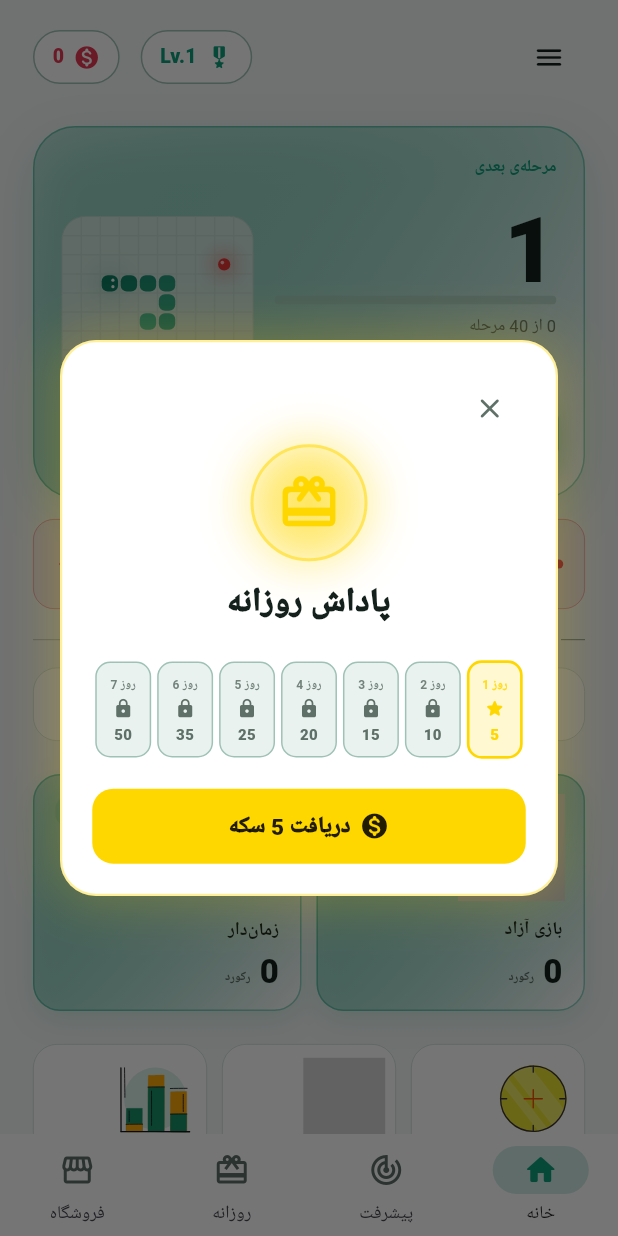
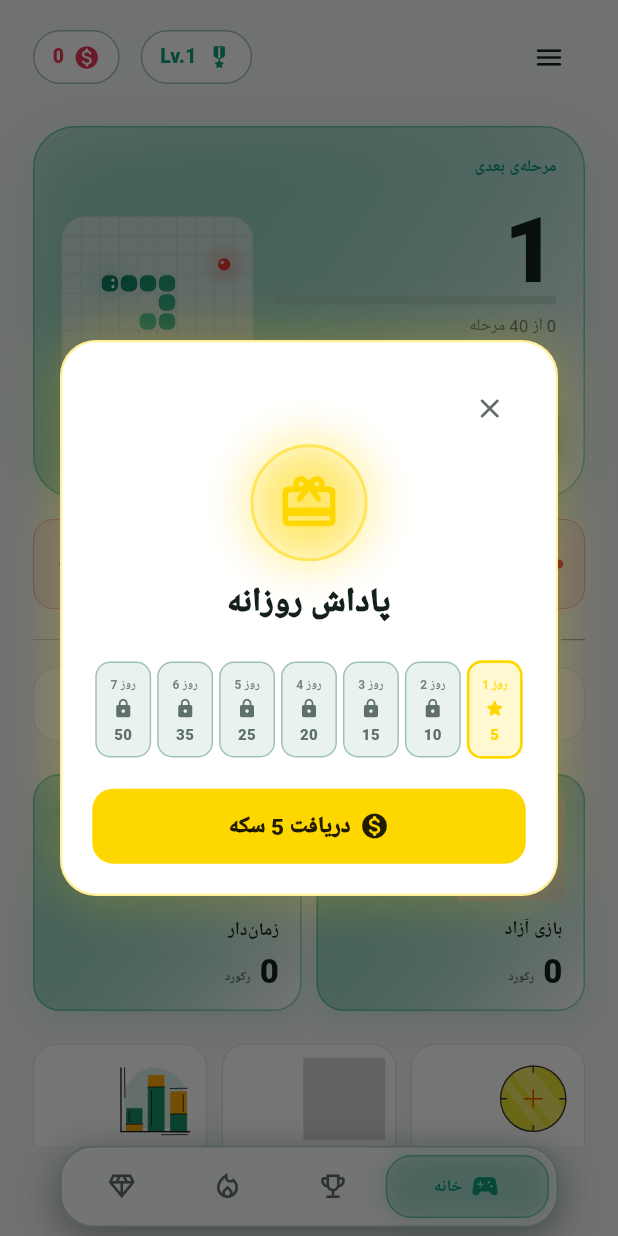
Before and after one commit to Mohamad811381/marpech, a Flutter app: the screen it shows after launch, on a phone screen of 412 x 824 dp. Run offline on Flutter 3.47's test engine with Material 3 defaults, Android fonts, the phone set to English and light mode, and no system bars; our stand-ins replace audioplayers, lottie, material_ui, package_info_plus, shared_preferences, vibration; missing offline and left inert: dart:html; accounts and stored records are empty.

Commit message:
Bug fix 110

```diff
--- a/lib/models/board_pattern.dart
+++ b/lib/models/board_pattern.dart
@@ -14,6 +14,7 @@ enum BoardPattern {
   crystal('crystal'),
   petals('petals'),
   legendPattern('legend_pattern');
+
 
   final String id;
   const BoardPattern(this.id);
--- a/lib/models/game_settings.dart
+++ b/lib/models/game_settings.dart
@@ -51,7 +51,7 @@ class GameSettings {
     this.rainbow = false,
     this.screenShake = true,
     this.wrapEffect = true,
-    this.showGhost = true,
+    this.showGhost = false,
     this.dpadSize = DPadSize.medium,
     this.controlType = ControlType.dpad, // ← پیش‌فرض
   });
--- a/lib/screens/game/game_board_view.dart
+++ b/lib/screens/game/game_board_view.dart
@@ -3,10 +3,6 @@
 part of '../game_screen.dart';
 
 extension _GameBoardView on _GameScreenState {
-
-
-
-
   Widget _header() {
     return Column(
       children: [
@@ -71,6 +67,9 @@ extension _GameBoardView on _GameScreenState {
   }
 
   Widget _board(GameSettings settings) {
+    if (!_ready) {
+      return const AspectRatio(aspectRatio: 1, child: SizedBox.shrink());
+    }
     final animations = <Listenable>[_pulse, _moveAnim];
     // _rainbow animation دیگه لازم نیست (اسکین رنگین‌کمان از _pulse استفاده می‌کنه)
     if (settings.wrapEffect) animations.add(_wrapAnim);
@@ -324,8 +323,4 @@ extension _GameBoardView on _GameScreenState {
       ),
     );
   }
-
-
-
-
 }
--- a/lib/screens/game_screen.dart
+++ b/lib/screens/game_screen.dart
@@ -147,6 +147,7 @@ class _GameScreenState extends State<GameScreen>
   bool _gameXpCommitted = false;
   bool _levelXpCommitted = false;
   bool _winInProgress = false;
+  bool _ready = false;
 
   DateTime? _slowUntil;
   int _slowRemaining = 0;
@@ -514,7 +515,8 @@ class _GameScreenState extends State<GameScreen>
     _audio.startMusic();
     _isIntroPlaying = false;
     _introAnim.reset();
-    if (!_pulse.isAnimating) _pulse.repeat(); // ← اضافه
+    if (!_pulse.isAnimating) _pulse.repeat();
+    _ready = true; // ← اضافه
     setState(() {});
 
     if (_introAnimation != IntroAnimation.none) {
--- a/lib/screens/main_shell.dart
+++ b/lib/screens/main_shell.dart
@@ -17,6 +17,7 @@ import 'tabs/home_tab.dart';
 import 'tabs/progress_tab.dart';
 import 'tabs/daily_tab.dart';
 import 'tabs/shop_tab.dart';
+import '../widgets/app_bottom_nav.dart';
 
 class MainShell extends StatefulWidget {
   const MainShell({super.key});
@@ -188,7 +189,11 @@ class _MainShellState extends State<MainShell> {
           bottom: false,
           child: _buildBody(),
         ),
-        bottomNavigationBar: _buildBottomNav(),
+        bottomNavigationBar: AppBottomNav(
+          palette: _palette,
+          currentIndex: _currentIndex,
+          onChanged: (i) => setState(() => _currentIndex = i),
+        ),
       ),
     );
   }
@@ -220,43 +225,6 @@ class _MainShellState extends State<MainShell> {
         );
     }
   }
-
-  Widget _buildBottomNav() {
-    return NavigationBar(
-      selectedIndex: _currentIndex,
-      onDestinationSelected: (i) => setState(() => _currentIndex = i),
-      backgroundColor: _palette.surface,
-      indicatorColor: _palette.accent.withOpacity(0.20),
-      surfaceTintColor: Colors.transparent,
-      labelBehavior: NavigationDestinationLabelBehavior.alwaysShow,
-      height: 68,
-      destinations: [
-        NavigationDestination(
-          icon: Icon(Icons.home_outlined, color: _palette.textMuted),
-          selectedIcon: Icon(Icons.home_rounded, color: _palette.accent),
-          label: L10n.t('nav_home'),
-        ),
-        NavigationDestination(
-          icon: Icon(Icons.track_changes_outlined, color: _palette.textMuted),
-          selectedIcon:
-              Icon(Icons.track_changes_rounded, color: _palette.accent),
-          label: L10n.t('nav_progress'),
-        ),
-        NavigationDestination(
-          icon: Icon(Icons.card_giftcard_outlined, color: _palette.textMuted),
-          selectedIcon:
-              Icon(Icons.card_giftcard_rounded, color: _palette.accent),
-          label: L10n.t('nav_daily'),
-        ),
-        NavigationDestination(
-          icon: Icon(Icons.storefront_outlined, color: _palette.textMuted),
-          selectedIcon: Icon(Icons.storefront_rounded, color: _palette.accent),
-          label: L10n.t('nav_shop'),
-        ),
-      ],
-    );
-  }
-
   // ══════════════════════════════════════════════════════════════
   // Stage 4: Level-up dialog coordinator
   // ══════════════════════════════════════════════════════════════
--- a/lib/screens/stats_screen.dart
+++ b/lib/screens/stats_screen.dart
@@ -388,7 +388,7 @@ class _StatsScreenState extends State<StatsScreen> {
           ),
           const SizedBox(height: 18),
           SizedBox(
-            height: 140,
+            height: 170,
             child: Row(
               crossAxisAlignment: CrossAxisAlignment.end,
               mainAxisAlignment: MainAxisAlignment.spaceEvenly,
--- a/lib/services/settings_service.dart
+++ b/lib/services/settings_service.dart
@@ -30,7 +30,7 @@ class SettingsService {
       rainbow: p.getBool(_kRainbow) ?? true,
       screenShake: p.getBool(_kShake) ?? true,
       wrapEffect: p.getBool(_kWrap) ?? true,
-      showGhost: p.getBool(_kGhost) ?? true,
+      showGhost: p.getBool(_kGhost) ?? false,
       dpadSize: DPadSize
           .values[(p.getInt(_kDpad) ?? 1).clamp(0, DPadSize.values.length - 1)],
       controlType: ControlType.values[(p.getInt(_kControlType) ?? 0)
--- /dev/null
+++ b/lib/widgets/app_bottom_nav.dart
@@ -0,0 +1,171 @@
+// ignore_for_file: deprecated_member_use
+
+import 'package:flutter/material.dart';
+import '../models/game_palette.dart';
+import '../services/localization_service.dart';
+
+class AppBottomNav extends StatelessWidget {
+  final GamePalette palette;
+  final int currentIndex;
+  final ValueChanged<int> onChanged;
+
+  const AppBottomNav({
+    super.key,
+    required this.palette,
+    required this.currentIndex,
+    required this.onChanged,
+  });
+
+  static const _items = [
+    (Icons.sports_esports_outlined, Icons.sports_esports_rounded, 'nav_home'),
+    (Icons.emoji_events_outlined, Icons.emoji_events_rounded, 'nav_progress'),
+    (
+      Icons.local_fire_department_outlined,
+      Icons.local_fire_department_rounded,
+      'nav_daily'
+    ),
+    (Icons.diamond_outlined, Icons.diamond_rounded, 'nav_shop'),
+  ];
+
+  @override
+  Widget build(BuildContext context) {
+    final p = palette;
+    final mq = MediaQuery.of(context);
+
+    return MediaQuery(
+      data: mq.copyWith(
+        textScaler: mq.textScaler.clamp(maxScaleFactor: 1.1),
+      ),
+      child: SafeArea(
+        top: false,
+        child: Padding(
+          padding: const EdgeInsets.fromLTRB(40, 0, 40, 6),
+          child: Container(
+            height: 54,
+            padding: const EdgeInsets.all(5),
+            decoration: BoxDecoration(
+              color: p.surface.withOpacity(0.96),
+              borderRadius: BorderRadius.circular(22),
+              border: Border.all(color: p.border.withOpacity(0.8)),
+              boxShadow: [
+                BoxShadow(
+                  color: Colors.black.withOpacity(0.35),
+                  blurRadius: 24,
+                  offset: const Offset(0, 8),
+                ),
+                BoxShadow(
+                  color: p.accent.withOpacity(0.08),
+                  blurRadius: 20,
+                ),
+              ],
+            ),
+            child: LayoutBuilder(
+              builder: (context, c) {
+                final n = _items.length;
+                final selW = c.maxWidth * 0.34;
+                final otherW = (c.maxWidth - selW) / (n - 1);
+
+                return Row(
+                  children: [
+                    for (var i = 0; i < n; i++)
+                      _NavItem(
+                        palette: p,
+                        icon: _items[i].$1,
+                        selectedIcon: _items[i].$2,
+                        label: L10n.t(_items[i].$3),
+                        selected: i == currentIndex,
+                        width: i == currentIndex ? selW : otherW,
+                        onTap: () => onChanged(i),
+                      ),
+                  ],
+                );
+              },
+            ),
+          ),
+        ),
+      ),
+    );
+  }
+}
+
+class _NavItem extends StatelessWidget {
+  final GamePalette palette;
+  final IconData icon;
+  final IconData selectedIcon;
+  final String label;
+  final bool selected;
+  final double width;
+  final VoidCallback onTap;
+
+  const _NavItem({
+    required this.palette,
+    required this.icon,
+    required this.selectedIcon,
+    required this.label,
+    required this.selected,
+    required this.width,
+    required this.onTap,
+  });
+
+  @override
+  Widget build(BuildContext context) {
+    final p = palette;
+    final color = selected ? p.accent : p.textMuted;
+
+    return Semantics(
+      button: true,
+      selected: selected,
+      label: label,
+      child: GestureDetector(
+        behavior: HitTestBehavior.opaque,
+        onTap: onTap,
+        child: AnimatedContainer(
+          duration: const Duration(milliseconds: 280),
+          curve: Curves.easeOutCubic,
+          width: width,
+          height: double.infinity,
+          decoration: BoxDecoration(
+            color: selected ? p.accent.withOpacity(0.16) : Colors.transparent,
+            borderRadius: BorderRadius.circular(17),
+            border: Border.all(
+              color: selected ? p.accent.withOpacity(0.45) : Colors.transparent,
+            ),
+            boxShadow: [
+              if (selected)
+                BoxShadow(
+                  color: p.accent.withOpacity(0.25),
+                  blurRadius: 14,
+                ),
+            ],
+          ),
+          child: Center(
+            child: ClipRect(
+              child: Row(
+                mainAxisSize: MainAxisSize.min,
+                children: [
+                  Icon(selected ? selectedIcon : icon, size: 21, color: color),
+                  if (selected) ...[
+                    const SizedBox(width: 5),
+                    Flexible(
+                      child: Text(
+                        label,
+                        maxLines: 1,
+                        softWrap: false,
+                        overflow: TextOverflow.ellipsis,
+                        style: TextStyle(
+                          fontSize: 11,
+                          fontWeight: FontWeight.w800,
+                          color: color,
+                        ),
+                      ),
+                    ),
+                  ],
+                ],
+              ),
+            ),
+          ),
+        ),
+      ),
+    );
+  }
+}
--- a/pubspec.yaml
+++ b/pubspec.yaml
@@ -1,7 +1,7 @@
 name: marpech
 description: بازی مار با طراحی نئونی — برای اندروید، iOS، وب و ویندوز
 publish_to: 'none'
-version: 1.0.6+103
+version: 1.0.6+110
 
 environment:
   sdk: '>=3.0.0 <4.0.0'
```
